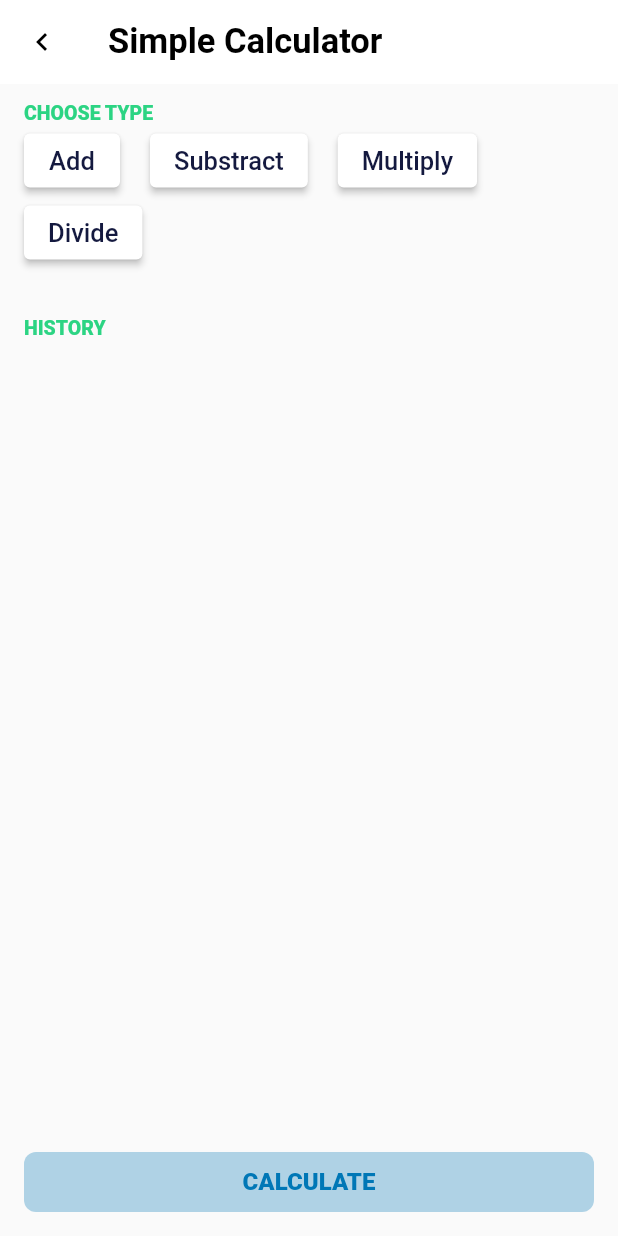
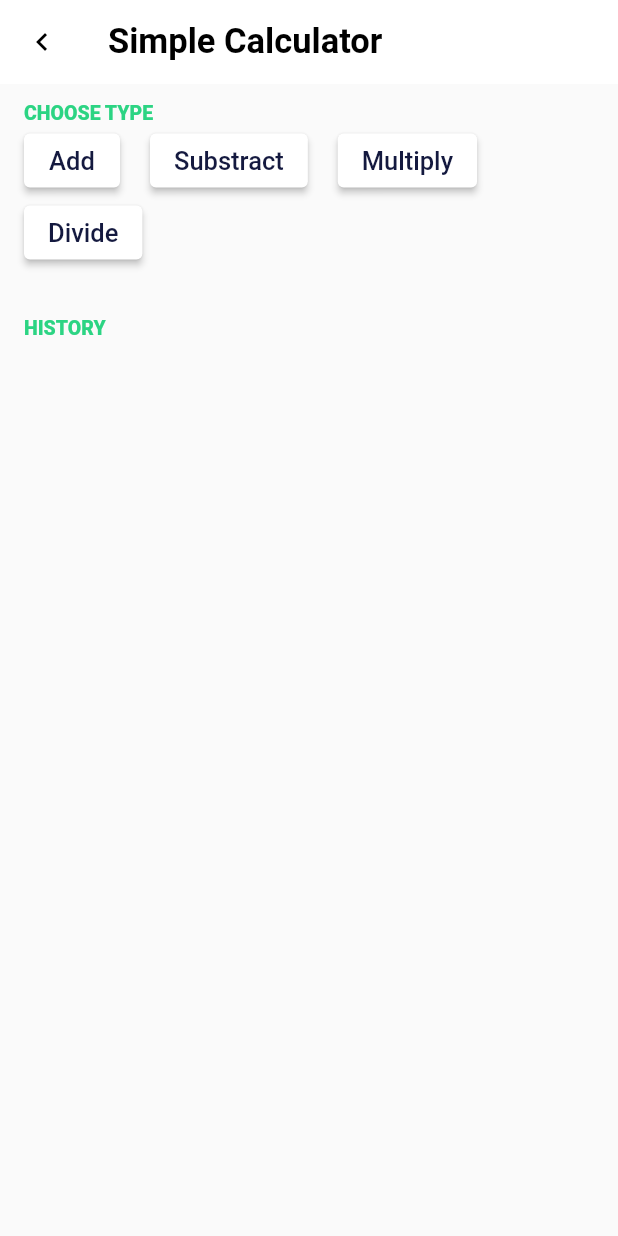
Before and after one commit to iqbaldzlfkr/flutter-app-jagooIT, a Flutter app: the CalculatorPage screen opened by its route, on a phone screen of 412 x 824 dp. Run offline on Flutter 3.47's test engine with Material 2 defaults, Android fonts, the phone set to English and light mode, and no system bars; our stand-ins replace bloc, email_validator, equatable, flutter_bloc, flutter_svg, google_fonts and 1 more; missing offline and left inert: dart:ffi.

Commit message:
fixing calculator and iput validation page

```diff
--- a/lib/pages/calculator_page.dart
+++ b/lib/pages/calculator_page.dart
@@ -255,7 +255,7 @@ class _CalculatorPageState extends State<CalculatorPage> {
                     ),
                     SizedBox(
                       child: Text(
-                        result,
+                        result.isNotEmpty ? result : '...',
                         textAlign: TextAlign.center,
                         style: blackTextStyle.copyWith(
                           fontSize: 32,
@@ -375,14 +375,15 @@ class _CalculatorPageState extends State<CalculatorPage> {
         ),
       ),
       bottomNavigationBar: Visibility(
+        visible: opertaionSymbol.isNotEmpty,
         child: Container(
           margin: const EdgeInsets.symmetric(
             horizontal: 16,
             vertical: 16,
           ),
-          child: CustomFilledButton(
+          child: CustomButton(
             title: 'CALCULATE',
-            onPressed: calculateResult,
+            onTap: calculateResult,
           ),
         ),
       ),
--- a/lib/pages/dummy_first_page.dart
+++ b/lib/pages/dummy_first_page.dart
@@ -150,9 +150,9 @@ class DummyFirstPage extends StatelessWidget {
               const SizedBox(
                 height: 16,
               ),
-              CustomFilledButton(
+              CustomButton(
                 title: 'Press Me',
-                onPressed: () {},
+                onTap: () {},
               ),
               const SizedBox(
                 height: 12,
--- a/lib/shared/button.dart
+++ b/lib/shared/button.dart
@@ -1,52 +1,52 @@
 import 'package:flutter/material.dart';
 import 'package:flutter_app/shared/theme.dart';
 
-class CustomFilledButton extends StatelessWidget {
-  final String title;
-  final double width;
-  final double height;
-  final VoidCallback? onPressed;
+// class CustomFilledButton extends StatelessWidget {
+//   final String title;
+//   final double width;
+//   final double height;
+//   final VoidCallback? onPressed;
 
-  const CustomFilledButton({
-    Key? key,
-    required this.title,
-    this.width = double.infinity,
-    this.height = 40,
-    this.onPressed,
-  }) : super(key: key);
+//   const CustomFilledButton({
+//     Key? key,
+//     required this.title,
+//     this.width = double.infinity,
+//     this.height = 40,
+//     this.onPressed,
+//   }) : super(key: key);
 
-  @override
-  Widget build(BuildContext context) {
-    return SizedBox(
-      width: width,
-      height: height,
-      child: ClipRRect(
-        borderRadius: BorderRadius.circular(8),
-        child: TextButton(
-          onPressed: onPressed,
-          style: TextButton.styleFrom(
-            backgroundColor: blueColor.withOpacity(0.3),
-          ),
-          child: Text(
-            title,
-            style: blueTextStyle.copyWith(
-              fontSize: 16,
-              fontWeight: extraBold,
-            ),
-          ),
-        ),
-      ),
-    );
-  }
-}
+//   @override
+//   Widget build(BuildContext context) {
+//     return SizedBox(
+//       width: width,
+//       height: height,
+//       child: ClipRRect(
+//         borderRadius: BorderRadius.circular(8),
+//         child: TextButton(
+//           onPressed: onPressed,
+//           style: TextButton.styleFrom(
+//             backgroundColor: blueColor.withOpacity(0.3),
+//           ),
+//           child: Text(
+//             title,
+//             style: blueTextStyle.copyWith(
+//               fontSize: 16,
+//               fontWeight: extraBold,
+//             ),
+//           ),
+//         ),
+//       ),
+//     );
+//   }
+// }
 
-class CustomInputValidationButton extends StatelessWidget {
+class CustomButton extends StatelessWidget {
   final String title;
   final double width;
   final double height;
   final VoidCallback? onTap;
 
-  const CustomInputValidationButton({
+  const CustomButton({
     Key? key,
     required this.title,
     this.width = double.infinity,
```
Also changed, not shown: lib/pages/input_validation_page.dart (+4 -4 lines).
